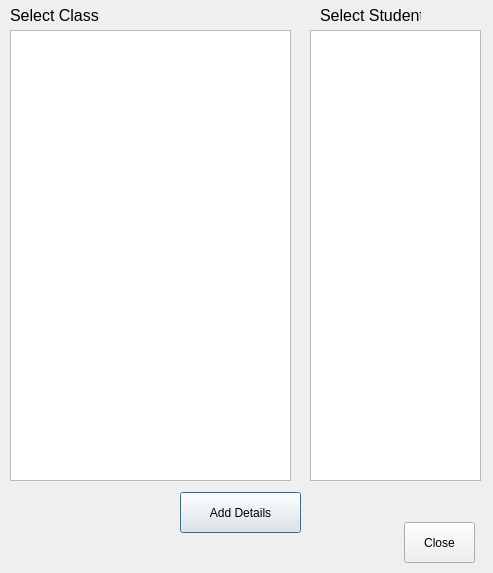
dkithmal/BinduProjectTeacher, file selectstuforadddetails.ui: the form before one commit.
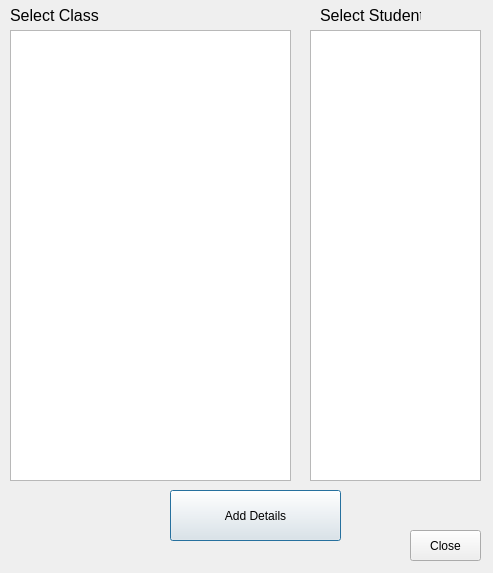
The form after the commit.

```diff
--- a/selectstuforadddetails.ui
+++ b/selectstuforadddetails.ui
@@ -90,10 +90,10 @@
   <widget class="QPushButton" name="pBAddDetails">
    <property name="geometry">
     <rect>
-     <x>180</x>
-     <y>492</y>
-     <width>121</width>
-     <height>41</height>
+     <x>170</x>
+     <y>490</y>
+     <width>171</width>
+     <height>51</height>
     </rect>
    </property>
    <property name="text">
@@ -103,10 +103,10 @@
   <widget class="QPushButton" name="pushButton_2">
    <property name="geometry">
     <rect>
-     <x>404</x>
-     <y>522</y>
+     <x>410</x>
+     <y>530</y>
      <width>71</width>
-     <height>41</height>
+     <height>31</height>
     </rect>
    </property>
    <property name="text">
```
Left out of the diff: 19 changed lines with no effect on the pictures.
